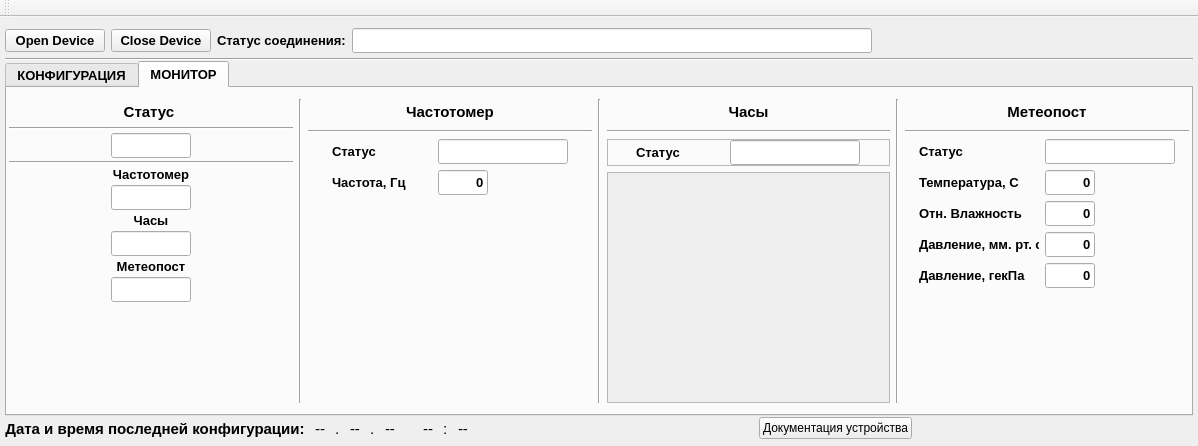
This is informPConfigurator/mainwindow.ui in Goodjamp/informPConfigurator as Qt 5 draws it before an edit. The edited form follows.
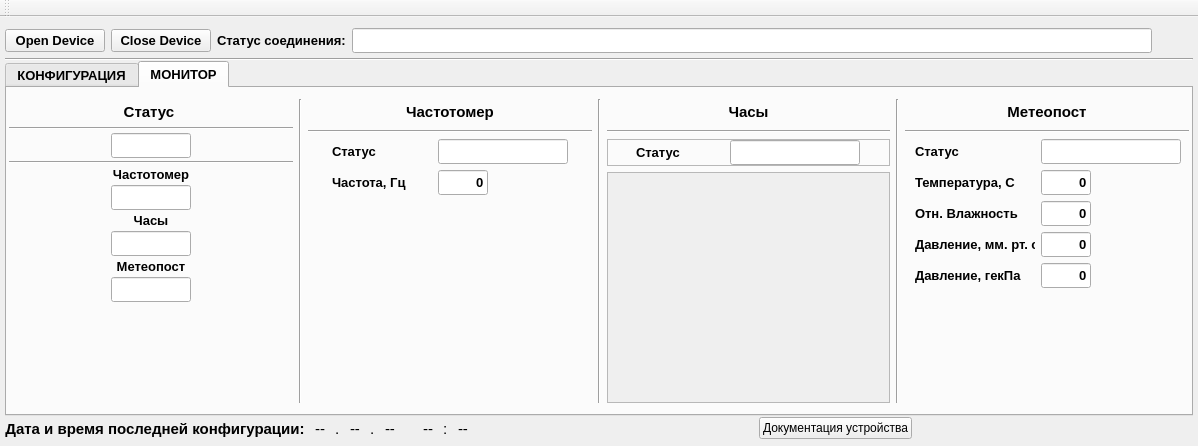
This is the edited form. The open tabs and pages were chosen to show the change.

```diff
--- a/informPConfigurator/mainwindow.ui
+++ b/informPConfigurator/mainwindow.ui
@@ -107,13 +107,13 @@
          <widget class="QLineEdit" name="lineEditConnectionStatus">
           <property name="minimumSize">
            <size>
-            <width>520</width>
+            <width>800</width>
             <height>25</height>
            </size>
           </property>
           <property name="maximumSize">
            <size>
-            <width>520</width>
+            <width>1400</width>
             <height>25</height>
            </size>
           </property>
@@ -3158,7 +3158,7 @@
               </property>
               <property name="sizeHint" stdset="0">
                <size>
-                <width>10</width>
+                <width>5</width>
                 <height>20</height>
                </size>
               </property>
@@ -3439,13 +3439,13 @@
              <widget class="QLineEdit" name="lineEditMeteoStatus">
               <property name="minimumSize">
                <size>
-                <width>130</width>
+                <width>140</width>
                 <height>25</height>
                </size>
               </property>
               <property name="maximumSize">
                <size>
-                <width>130</width>
+                <width>140</width>
                 <height>25</height>
                </size>
               </property>
```
Left out of the diff: 2 changed lines with no effect on the pictures.
